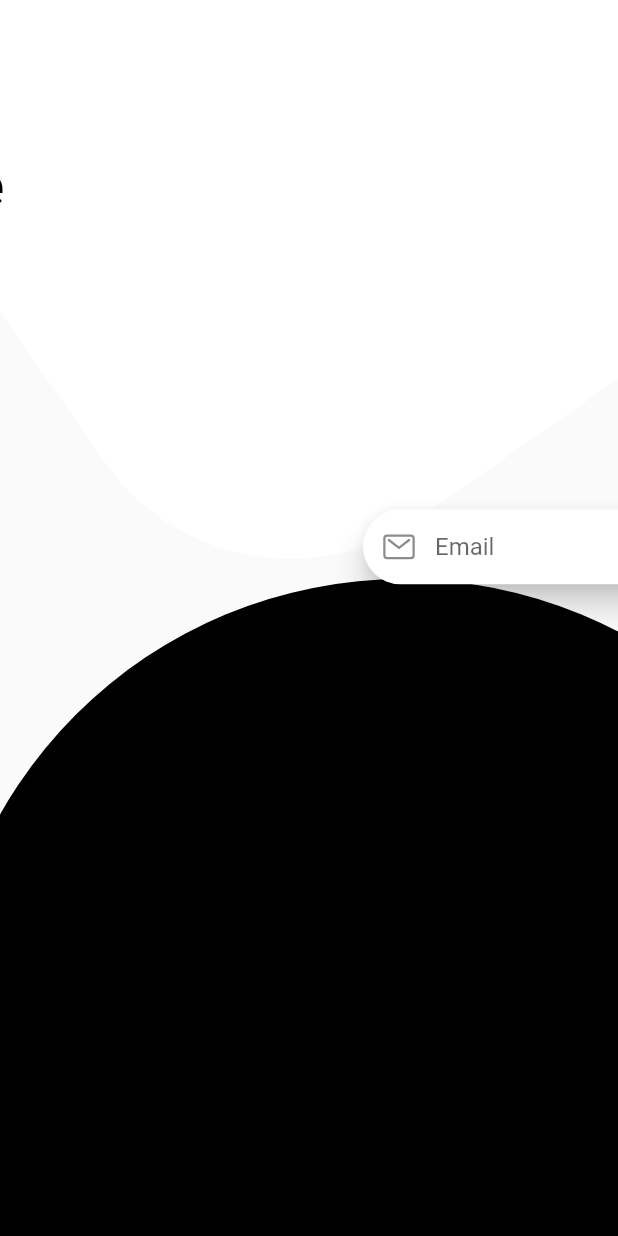
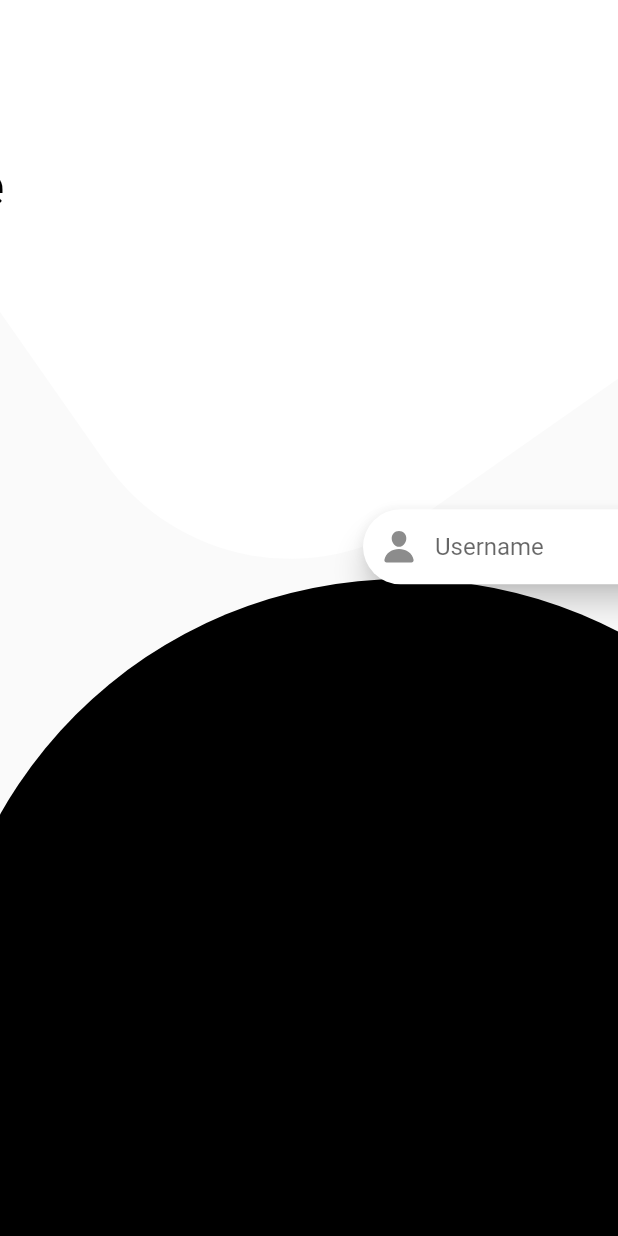
Before and after one commit to janeeshaW/note_app, a Flutter app: the screen it shows after launch, after a tap on an icon or button, on a phone screen of 412 x 824 dp. Run offline on Flutter 3.47's test engine with Material 2 defaults, Android fonts, the phone set to English and light mode, and no system bars; our stand-ins replace awesome_dialog, dio, equatable, flutter_easyloading, flutter_screenutil, ionicons and 2 more; accounts and stored records are empty.

Commit message:
[chore] : added obsecure test to password field and changed the icons on login fields

```diff
--- a/lib/view/login_screen/components/login_content.dart
+++ b/lib/view/login_screen/components/login_content.dart
@@ -34,7 +34,7 @@ class _LoginContentState extends State<LoginContent>
   //static AppRepository _appRepository = GetIt.instance.get<AppRepository>();
 
   Widget inputField(String hint, IconData iconData,
-      TextEditingController textEditingController) {
+      TextEditingController textEditingController, bool obsecureTextInput) {
     return Padding(
       padding: const EdgeInsets.symmetric(horizontal: 36, vertical: 8),
       child: SizedBox(
@@ -46,6 +46,7 @@ class _LoginContentState extends State<LoginContent>
           borderRadius: BorderRadius.circular(30),
           child: TextField(
             controller: textEditingController,
+            obscureText: obsecureTextInput,
             style: TextStyle(color: bgTextColorBlack),
             textAlignVertical: TextAlignVertical.bottom,
             decoration: InputDecoration(
@@ -214,9 +215,9 @@ class _LoginContentState extends State<LoginContent>
   @override
   void initState() {
     createAccountContent = [
-      inputField('Name', Ionicons.person_outline, usernameController),
-      inputField('Email', Ionicons.mail_outline, emailController),
-      inputField('Password', Ionicons.lock_closed_outline, passwordController),
+      inputField('Name', Ionicons.person_outline, usernameController,false),
+      inputField('Email', Ionicons.mail_outline, emailController,false),
+      inputField('Password', Ionicons.lock_closed_outline, passwordController,true),
       loginButton('Sign Up'),
       orDivider(),
       logos(),
@@ -224,8 +225,8 @@ class _LoginContentState extends State<LoginContent>
     ];
 
     loginContent = [
-      inputField('Email', Ionicons.mail_outline, usernameController),
-      inputField('Password', Ionicons.lock_closed_outline, passwordController),
+      inputField('Username', Ionicons.person, usernameController,false),
+      inputField('Password', Ionicons.lock_closed_outline, passwordController,true),
       loginButton('Log In'),
       forgotPassword(),
     ];
```
